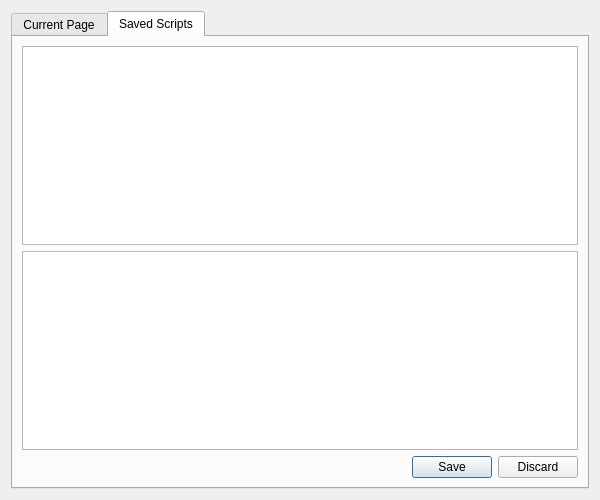
This is UI/dooble_javascript.ui in textbrowser/dooble as Qt 5 draws it before an edit. The edited form follows.
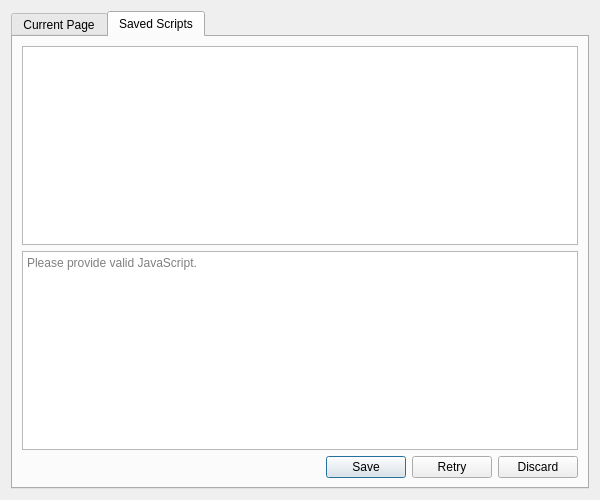
This is the edited form. The open tabs and pages were chosen to show the change. Icons and pictures are not drawn.

```diff
--- a/UI/dooble_javascript.ui
+++ b/UI/dooble_javascript.ui
@@ -86,12 +86,16 @@
         </widget>
        </item>
        <item>
-        <widget class="QPlainTextEdit" name="edit"/>
+        <widget class="QPlainTextEdit" name="edit">
+         <property name="placeholderText">
+          <string>Please provide valid JavaScript.</string>
+         </property>
+        </widget>
        </item>
        <item>
         <widget class="QDialogButtonBox" name="buttons_2">
          <property name="standardButtons">
-          <set>QDialogButtonBox::Discard|QDialogButtonBox::Save</set>
+          <set>QDialogButtonBox::Discard|QDialogButtonBox::Retry|QDialogButtonBox::Save</set>
          </property>
         </widget>
        </item>
```
